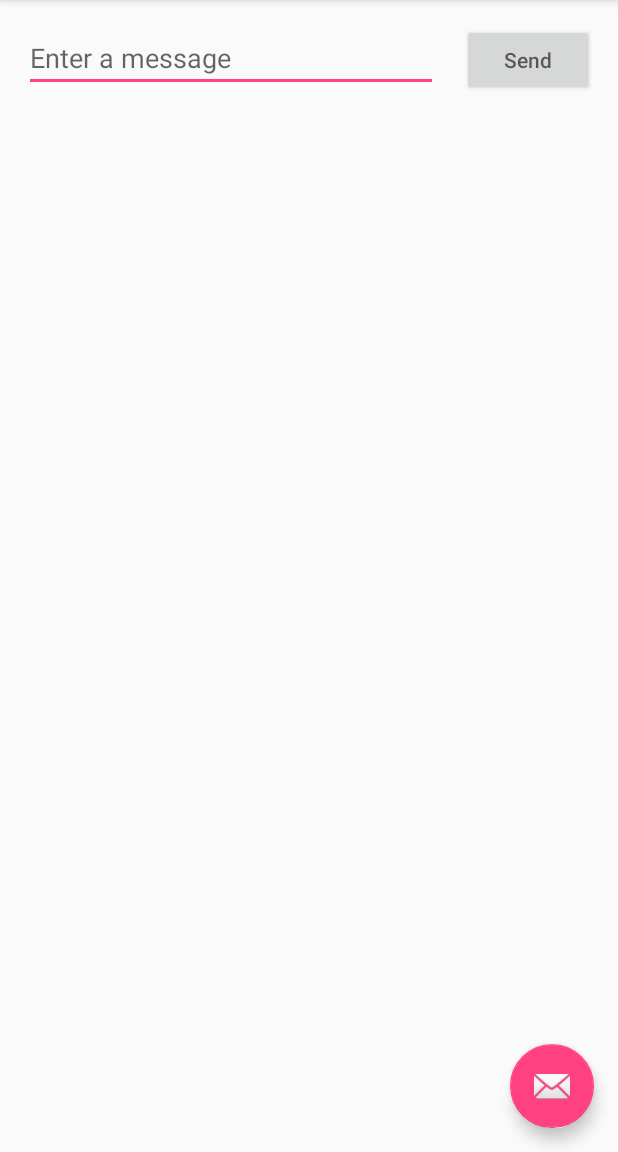
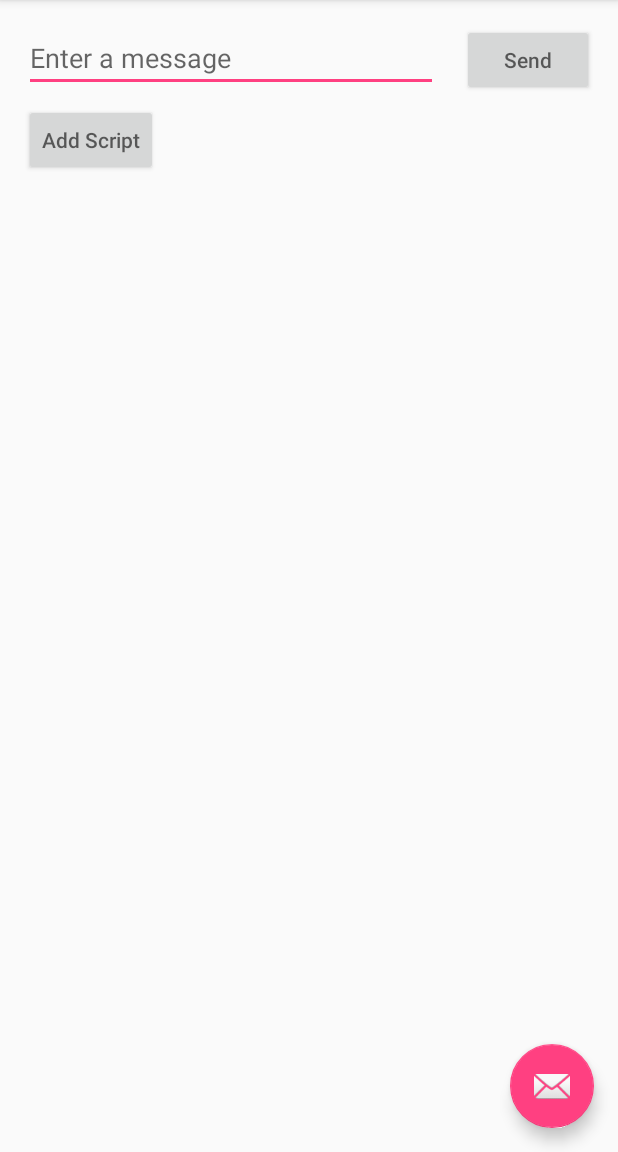
Before and after one commit to rhwilson1971/WhenMedsAndroid, an Android app: the screen it shows after launch (MainActivity), on a phone screen of 412 x 824 dp, the part 84-1236 px from its top. Run offline under Robolectric (Android 15) with nearby library versions, the phone set to English and light mode, and no system bars.

Commit message:
Minor changes

```diff
--- a/app/src/main/java/com/wymsii/whenmeds/AddScriptActivity.java
+++ b/app/src/main/java/com/wymsii/whenmeds/AddScriptActivity.java
@@ -10,4 +10,10 @@ public class AddScriptActivity extends AppCompatActivity {
         super.onCreate(savedInstanceState);
         setContentView(R.layout.activity_add_script);
     }
+
+    /* called when the user taps the Send button */
+    public void search(View view){
+
+
+    }
 }
--- a/app/src/main/res/layout/content_main.xml
+++ b/app/src/main/res/layout/content_main.xml
@@ -43,4 +43,15 @@
         app:layout_constraintLeft_toRightOf="@+id/editText"
         app:layout_constraintRight_toRightOf="parent" />
 
+    <Button
+        android:id="@+id/addScriptButton"
+        android:layout_width="wrap_content"
+        android:layout_height="wrap_content"
+        android:layout_marginLeft="16dp"
+        android:layout_marginTop="8dp"
+        android:hint="@string/add_script"
+        app:layout_constraintLeft_toLeftOf="parent"
+        app:layout_constraintTop_toBottomOf="@+id/editText" />
+
+
 </android.support.constraint.ConstraintLayout>
--- a/app/src/main/res/values/strings.xml
+++ b/app/src/main/res/values/strings.xml
@@ -10,4 +10,5 @@
     <string name="new_medicine_name">Prescription name, Vitamin C</string>
     <string name="new_med_dosage">Enter size i.e. 500 mg</string>
     <string name="new_med_description">Enter description of medication</string>
+    <string name="add_script">Add Script</string>
 </resources>
```
Also changed, not shown: app/src/main/res/layout/activity_add_script.xml (+10 -0 lines).
